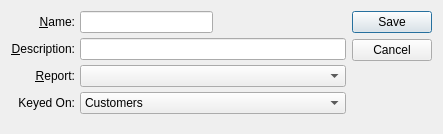
This is guiclient/form.ui in Pegasus-RPG/xtuple-client as Qt 5 draws it before an edit. The edited form follows.
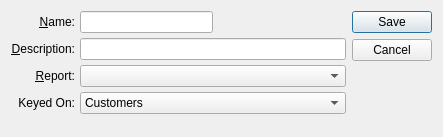
This is the edited form. Custom widgets are drawn as their Qt base class.

```diff
--- a/guiclient/form.ui
+++ b/guiclient/form.ui
@@ -14,7 +14,7 @@
     <x>0</x>
     <y>0</y>
     <width>443</width>
-    <height>134</height>
+    <height>137</height>
    </rect>
   </property>
   <property name="windowTitle">
```
